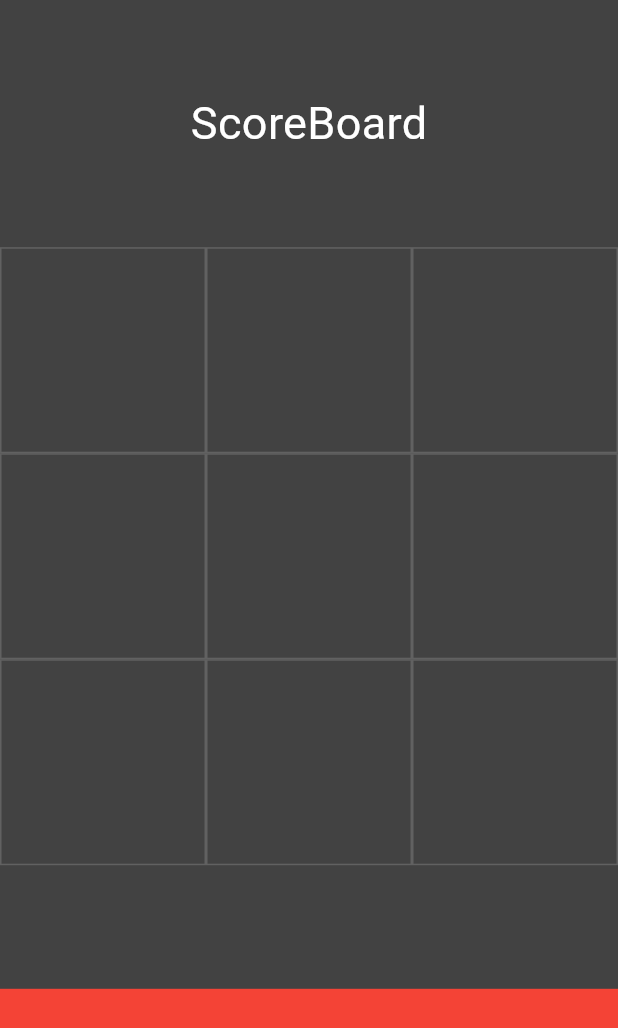
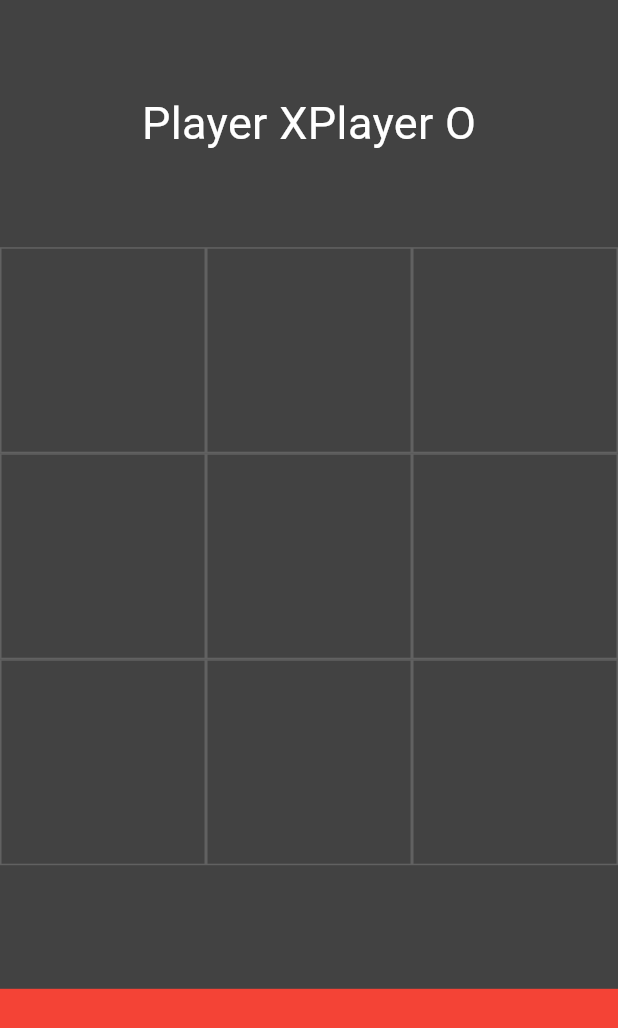
Before and after one commit to ArnabC27/tictactoe_flutter, a Flutter app: the screen it shows after launch, on a phone screen of 412 x 824 dp. Shown: the top 1028 px of the screen. Run offline on Flutter 3.47's test engine with Material 3 defaults, Android fonts, the phone set to English and light mode, and no system bars.

Commit message:
12.03.2024

```diff
--- a/lib/main.dart
+++ b/lib/main.dart
@@ -28,6 +28,7 @@ class HomePage extends StatefulWidget {
 class _HomePageState extends State<HomePage> {
   bool OTurn = true;
   List<String> displayXO = ['', '', '', '', '', '', '', '', ''];
+  var myTextStyle = TextStyle(color: Colors.white, fontSize: 30);
 
   @override
   Widget build(BuildContext context) {
@@ -37,11 +38,18 @@ class _HomePageState extends State<HomePage> {
         children: [
           Expanded(
             child: Container(
-              child: const Center(
-                child: Text(
-                  'ScoreBoard',
-                  style: TextStyle(color: Colors.white, fontSize: 30),
-                ),
+              child: Row(
+                mainAxisAlignment: MainAxisAlignment.center,
+                children: [
+                  Text(
+                    "Player X",
+                    style: myTextStyle,
+                  ),
+                  Text(
+                    "Player O",
+                    style: myTextStyle,
+                  ),
+                ],
               ),
             ),
           ),
```
